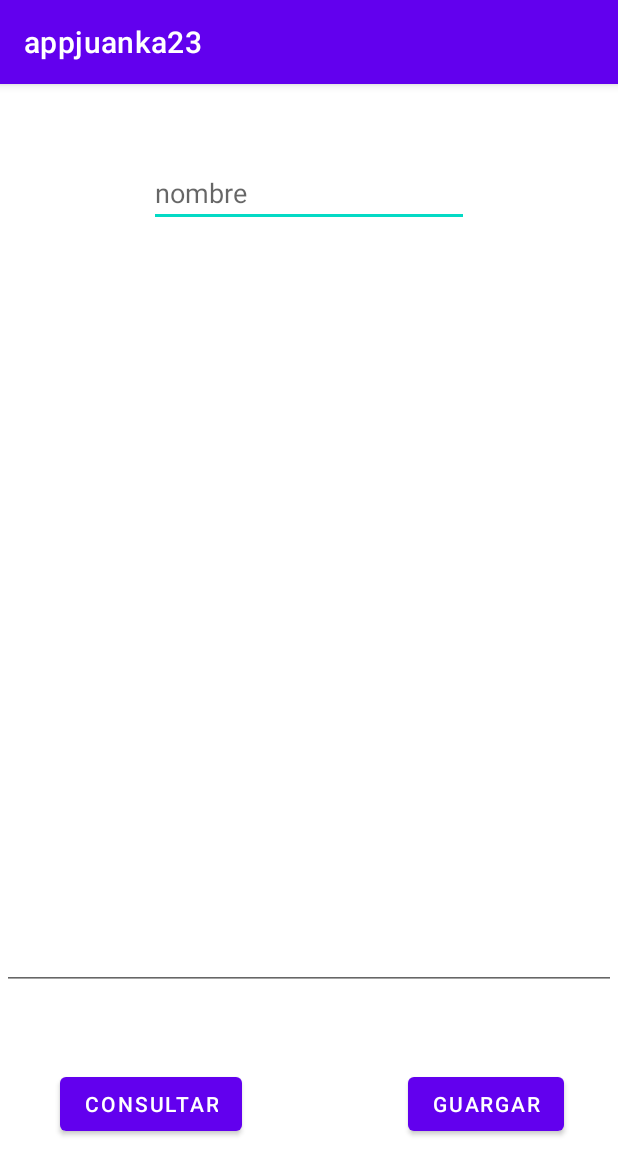
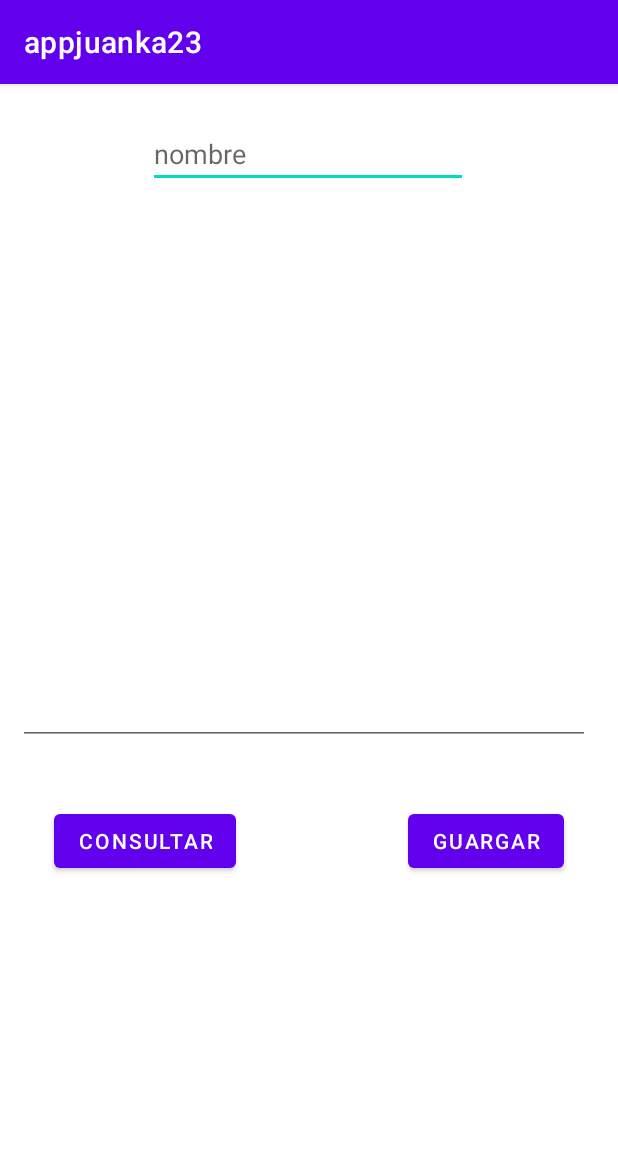
Before and after one commit to juanka2023/appjuanka23, an Android app: the screen it shows after launch (MainActivity), on a phone screen of 412 x 824 dp. Shown: the top 1175 px of the screen. Run offline under Robolectric (Android 15) with nearby library versions, the phone set to English and light mode, and no system bars.

```diff
--- a/app/src/main/res/layout/activity_main.xml
+++ b/app/src/main/res/layout/activity_main.xml
@@ -10,38 +10,39 @@
         android:id="@+id/et1"
         android:layout_width="wrap_content"
         android:layout_height="wrap_content"
+        android:layout_marginTop="24dp"
         android:ems="10"
         android:hint="@string/et1nombre"
         android:inputType="textPersonName"
-        app:layout_constraintBottom_toTopOf="@+id/et2"
         app:layout_constraintEnd_toEndOf="parent"
+        app:layout_constraintHorizontal_bias="0.497"
         app:layout_constraintStart_toStartOf="parent"
         app:layout_constraintTop_toTopOf="parent" />
 
     <EditText
         android:id="@+id/et2"
-        android:layout_width="409dp"
-        android:layout_height="459dp"
-        android:layout_marginBottom="52dp"
+        android:layout_width="381dp"
+        android:layout_height="323dp"
+        android:layout_marginStart="12dp"
+        android:layout_marginTop="48dp"
         android:ems="10"
         android:gravity="start|top"
         android:hint=" "
         android:inputType="textMultiLine"
         android:textColor="#DF5050"
-        app:layout_constraintBottom_toTopOf="@+id/button"
-        app:layout_constraintEnd_toEndOf="parent"
-        app:layout_constraintStart_toStartOf="parent" />
+        app:layout_constraintStart_toStartOf="parent"
+        app:layout_constraintTop_toBottomOf="@+id/et1" />
 
     <Button
         android:id="@+id/button"
         android:layout_width="wrap_content"
         android:layout_height="wrap_content"
-        android:layout_marginStart="40dp"
-        android:layout_marginBottom="64dp"
+        android:layout_marginStart="36dp"
+        android:layout_marginTop="40dp"
         android:onClick="consultar"
         android:text="@string/buscar"
-        app:layout_constraintBottom_toBottomOf="parent"
-        app:layout_constraintStart_toStartOf="parent" />
+        app:layout_constraintStart_toStartOf="parent"
+        app:layout_constraintTop_toBottomOf="@+id/et2" />
 
     <Button
         android:id="@+id/button2"
@@ -51,8 +52,6 @@
         android:layout_marginEnd="36dp"
         android:onClick="guardar"
         android:text="@string/bt2guardar"
-        app:layout_constraintBottom_toBottomOf="parent"
         app:layout_constraintEnd_toEndOf="parent"
-        app:layout_constraintTop_toBottomOf="@+id/et2"
-        app:layout_constraintVertical_bias="0.157" />
+        app:layout_constraintTop_toBottomOf="@+id/et2" />
 </androidx.constraintlayout.widget.ConstraintLayout>
```
